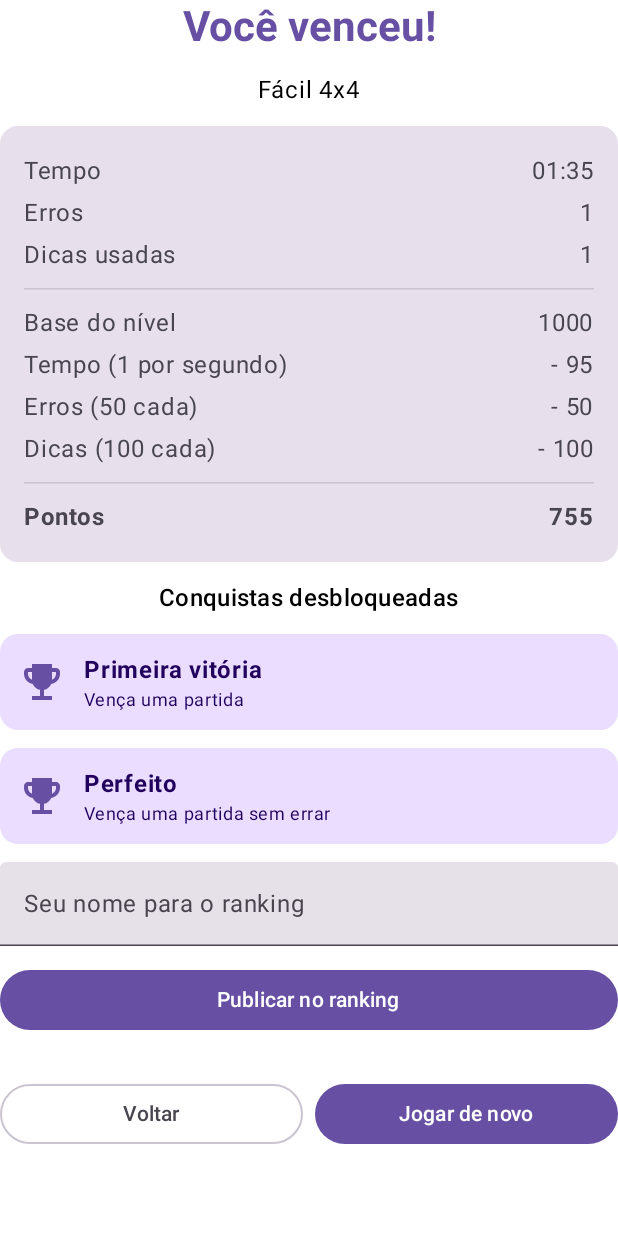
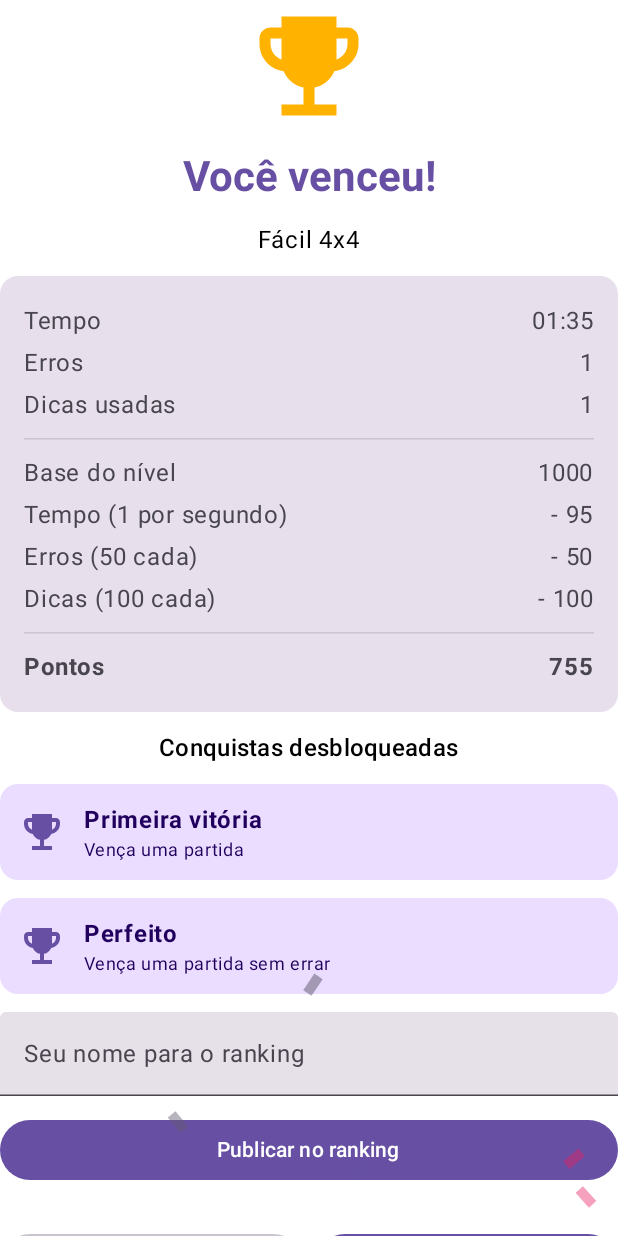
Before and after one commit to mvitorluna/sudoku-kotlin, an Android app built with Jetpack Compose: the @Preview function ResultadoJogoPreview, on a phone screen of 412 x 824 dp. Run offline under Robolectric (Android 15) with nearby library versions, the phone set to English and light mode, and no system bars.

Commit message:
Adiciona animacoes de vitoria, derrota, transicao de telas e lista do historico

```diff
--- a/app/src/main/java/com/example/sudoku/ui/historico/ListaPartidas.kt
+++ b/app/src/main/java/com/example/sudoku/ui/historico/ListaPartidas.kt
@@ -1,5 +1,6 @@
 package com.example.sudoku.ui.historico
 
+import androidx.compose.animation.AnimatedVisibility
 import androidx.compose.foundation.clickable
 import androidx.compose.foundation.horizontalScroll
 import androidx.compose.foundation.layout.Arrangement
@@ -178,7 +179,9 @@ fun ConteudoPartidas(
                         expandida = uiState.partidaExpandidaId == partida.id,
                         onClick = { onPartidaClick(partida) },
                         onFavoritar = { onFavoritar(partida) },
-                        onDelete = { onDelete(partida) }
+                        onDelete = { onDelete(partida) },
+                        // Anima a entrada, saída e reordenação do item na lista
+                        modifier = Modifier.animateItem()
                     )
                 }
             }
@@ -210,12 +213,13 @@ fun UmaPartida(
     expandida: Boolean,
     onClick: () -> Unit,
     onFavoritar: () -> Unit,
-    onDelete: () -> Unit
+    onDelete: () -> Unit,
+    modifier: Modifier = Modifier
 ) {
     val nivel = Nivel.deTexto(partida.nivel)
 
     Card(
-        modifier = Modifier
+        modifier = modifier
             .fillMaxWidth()
             .clickable { onClick() }
     ) {
@@ -254,12 +258,15 @@ fun UmaPartida(
                 }
             }
 
-            if (expandida) {
-                HorizontalDivider(modifier = Modifier.padding(vertical = 8.dp, horizontal = 0.dp))
-                Text("Tempo: ${formatarTempo(partida.tempoSegundos)}")
-                Text("Erros: ${partida.erros}")
-                Text("Dicas usadas: ${partida.dicasUsadas}")
-                Text(if (partida.semente != 0L) "Desafio (semente ${partida.semente})" else "Jogo aleatório")
+            // Os detalhes abrem e fecham deslizando em vez de aparecer de uma vez
+            AnimatedVisibility(visible = expandida) {
+                Column {
+                    HorizontalDivider(modifier = Modifier.padding(vertical = 8.dp, horizontal = 0.dp))
+                    Text("Tempo: ${formatarTempo(partida.tempoSegundos)}")
+                    Text("Erros: ${partida.erros}")
+                    Text("Dicas usadas: ${partida.dicasUsadas}")
+                    Text(if (partida.semente != 0L) "Desafio (semente ${partida.semente})" else "Jogo aleatório")
+                }
             }
         }
     }
--- a/app/src/main/java/com/example/sudoku/ui/jogo/ResultadoJogo.kt
+++ b/app/src/main/java/com/example/sudoku/ui/jogo/ResultadoJogo.kt
@@ -1,6 +1,14 @@
 package com.example.sudoku.ui.jogo
 
+import androidx.compose.animation.core.Animatable
+import androidx.compose.animation.core.LinearEasing
+import androidx.compose.animation.core.Spring
+import androidx.compose.animation.core.animateIntAsState
+import androidx.compose.animation.core.spring
+import androidx.compose.animation.core.tween
+import androidx.compose.foundation.Canvas
 import androidx.compose.foundation.layout.Arrangement
+import androidx.compose.foundation.layout.Box
 import androidx.compose.foundation.layout.Column
 import androidx.compose.foundation.layout.Row
 import androidx.compose.foundation.layout.Spacer
@@ -13,6 +21,7 @@ import androidx.compose.foundation.rememberScrollState
 import androidx.compose.foundation.verticalScroll
 import androidx.compose.material.icons.Icons
 import androidx.compose.material.icons.filled.EmojiEvents
+import androidx.compose.material.icons.filled.SentimentVeryDissatisfied
 import androidx.compose.material3.Button
 import androidx.compose.material3.Card
 import androidx.compose.material3.CardDefaults
@@ -23,8 +32,20 @@ import androidx.compose.material3.OutlinedButton
 import androidx.compose.material3.Text
 import androidx.compose.material3.TextField
 import androidx.compose.runtime.Composable
+import androidx.compose.runtime.LaunchedEffect
+import androidx.compose.runtime.getValue
+import androidx.compose.runtime.mutableIntStateOf
+import androidx.compose.runtime.remember
+import androidx.compose.runtime.setValue
 import androidx.compose.ui.Alignment
 import androidx.compose.ui.Modifier
+import androidx.compose.ui.geometry.Offset
+import androidx.compose.ui.geometry.Size
+import androidx.compose.ui.graphics.Color
+import androidx.compose.ui.graphics.drawscope.rotate
+import androidx.compose.ui.graphics.graphicsLayer
+import kotlin.math.sin
+import kotlin.random.Random
 import androidx.compose.ui.text.font.FontWeight
 import androidx.compose.ui.tooling.preview.Preview
 import androidx.compose.ui.unit.dp
@@ -42,6 +63,21 @@ fun ResultadoJogo(
 ) {
     val venceu = uiState.status == StatusJogo.VENCEU
 
+    // Ícone entra com uma mola (quica). Na derrota ele também balança de lado.
+    val entrada = remember { Animatable(0f) }
+    LaunchedEffect(Unit) {
+        entrada.animateTo(
+            1f,
+            spring(dampingRatio = Spring.DampingRatioMediumBouncy, stiffness = Spring.StiffnessLow)
+        )
+    }
+
+    // Pontos sobem de 0 até o total
+    var pontosAlvo by remember { mutableIntStateOf(0) }
+    LaunchedEffect(uiState.pontos) { pontosAlvo = uiState.pontos }
+    val pontosAnimados by animateIntAsState(pontosAlvo, tween(1200), label = "pontos")
+
+    Box {
         Column(
             modifier = Modifier
                 .fillMaxWidth()
@@ -49,6 +85,18 @@ fun ResultadoJogo(
             horizontalAlignment = Alignment.CenterHorizontally,
             verticalArrangement = Arrangement.spacedBy(12.dp)
         ) {
+            Icon(
+                imageVector = if (venceu) Icons.Default.EmojiEvents else Icons.Default.SentimentVeryDissatisfied,
+                contentDescription = null,
+                tint = if (venceu) Color(0xFFFFB300) else MaterialTheme.colorScheme.error,
+                modifier = Modifier
+                    .size(88.dp)
+                    .graphicsLayer {
+                        scaleX = entrada.value
+                        scaleY = entrada.value
+                        rotationZ = if (venceu) 0f else (1f - entrada.value) * 40f
+                    }
+            )
             Text(
                 text = if (venceu) "Você venceu!" else "Fim de jogo",
                 style = MaterialTheme.typography.headlineMedium,
@@ -78,7 +126,7 @@ fun ResultadoJogo(
                     }
 
                     HorizontalDivider(modifier = Modifier.padding(vertical = 8.dp))
-                LinhaResultado("Pontos", uiState.pontos.toString(), destaque = true)
+                    LinhaResultado("Pontos", pontosAnimados.toString(), destaque = true)
                 }
             }
 
@@ -124,6 +172,66 @@ fun ResultadoJogo(
                 }
                 Button(onClick = onJogarDeNovo, modifier = Modifier.weight(1f)) {
                     Text("Jogar de novo")
+                }
+            }
+        }
+
+        // Confete por cima de tudo, só na vitória
+        if (venceu) Confetes(Modifier.matchParentSize())
+    }
+}
+
+private data class Confete(
+    val x: Float,
+    val atraso: Float,
+    val velocidade: Float,
+    val balanco: Float,
+    val giro: Float,
+    val cor: Color
+)
+
+// Pedacinhos coloridos caindo e girando, desenhados num Canvas. Toca uma vez só (3,5 s).
+@Composable
+private fun Confetes(modifier: Modifier = Modifier) {
+    val cores = listOf(
+        MaterialTheme.colorScheme.primary,
+        MaterialTheme.colorScheme.tertiary,
+        MaterialTheme.colorScheme.secondary,
+        Color(0xFFFFB300),
+        Color(0xFFE91E63)
+    )
+    val confetes = remember {
+        List(70) {
+            Confete(
+                x = Random.nextFloat(),
+                atraso = Random.nextFloat() * 0.4f,
+                velocidade = 0.7f + Random.nextFloat() * 0.6f,
+                balanco = 10f + Random.nextFloat() * 30f,
+                giro = Random.nextFloat() * 360f,
+                cor = cores.random()
+            )
+        }
+    }
+    val tempo = remember { Animatable(0f) }
+    LaunchedEffect(Unit) { tempo.animateTo(1f, tween(3500, easing = LinearEasing)) }
+
+    Canvas(modifier = modifier) {
+        confetes.forEach { c ->
+            // t vai de 0 (topo) a 1 (fundo); cada confete começa num momento diferente
+            val t = (tempo.value - c.atraso) * c.velocidade / 0.5f
+            if (t in 0f..1f) {
+                val centro = Offset(
+                    x = c.x * size.width + sin(t * 12f + c.giro) * c.balanco,
+                    y = t * size.height
+                )
+                rotate(degrees = c.giro + t * 720f, pivot = centro) {
+                    drawRect(
+                        color = c.cor,
+                        topLeft = centro - Offset(10f, 5f),
+                        size = Size(20f, 10f),
+                        alpha = 1f - t * 0.6f
+                    )
+                }
             }
         }
     }
--- a/app/src/main/java/com/example/sudoku/ui/jogo/TelaJogo.kt
+++ b/app/src/main/java/com/example/sudoku/ui/jogo/TelaJogo.kt
@@ -22,9 +22,14 @@ import androidx.compose.material3.TextButton
 import androidx.compose.material3.TopAppBar
 import androidx.compose.material3.TopAppBarDefaults
 import androidx.compose.runtime.Composable
+import androidx.compose.runtime.LaunchedEffect
 import androidx.compose.runtime.getValue
+import androidx.compose.runtime.mutableStateOf
+import androidx.compose.runtime.remember
+import androidx.compose.runtime.setValue
 import androidx.compose.ui.Alignment
 import androidx.compose.ui.Modifier
+import kotlinx.coroutines.delay
 import androidx.compose.ui.platform.LocalContext
 import androidx.compose.ui.tooling.preview.Preview
 import androidx.compose.ui.unit.dp
@@ -149,7 +154,14 @@ fun ConteudoJogo(
                 }
             }
 
-            if (uiState.acabou) {
+            // Na vitória espera a onda do tabuleiro terminar antes de mostrar o resultado
+            var mostrarResultado by remember { mutableStateOf(uiState.acabou) }
+            LaunchedEffect(uiState.acabou) {
+                if (uiState.status == StatusJogo.VENCEU) delay(1000)
+                mostrarResultado = uiState.acabou
+            }
+
+            if (mostrarResultado) {
                 ResultadoJogo(
                     uiState = uiState,
                     onNomeChange = onNomeChange,
--- a/app/src/main/java/com/example/sudoku/ui/navegacao/AppNavigation.kt
+++ b/app/src/main/java/com/example/sudoku/ui/navegacao/AppNavigation.kt
@@ -1,5 +1,9 @@
 package com.example.sudoku.ui.navegacao
 
+import androidx.compose.animation.fadeIn
+import androidx.compose.animation.fadeOut
+import androidx.compose.animation.slideInHorizontally
+import androidx.compose.animation.slideOutHorizontally
 import androidx.compose.runtime.Composable
 import androidx.navigation.compose.NavHost
 import androidx.navigation.compose.composable
@@ -13,7 +17,12 @@ fun AppNavigation() {
 
     NavHost(
         navController = navController,
-        startDestination = Rotas.INICIO
+        startDestination = Rotas.INICIO,
+        // Tela nova entra pela direita; ao voltar, ela sai pela direita
+        enterTransition = { slideInHorizontally { it } + fadeIn() },
+        exitTransition = { slideOutHorizontally { -it / 3 } + fadeOut() },
+        popEnterTransition = { slideInHorizontally { -it / 3 } + fadeIn() },
+        popExitTransition = { slideOutHorizontally { it } + fadeOut() }
     ) {
         composable(Rotas.INICIO) {
             TelaInicial(
```
Lines whose indentation alone changed are shown as unchanged.
